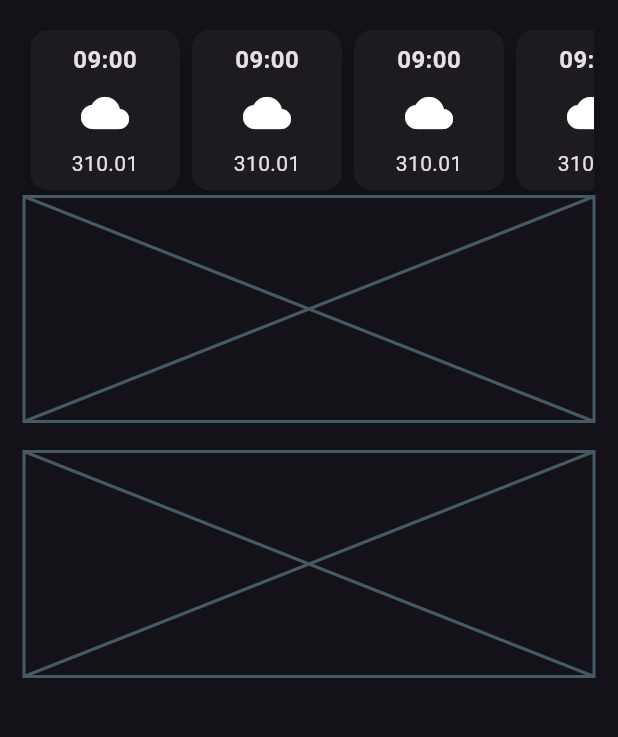
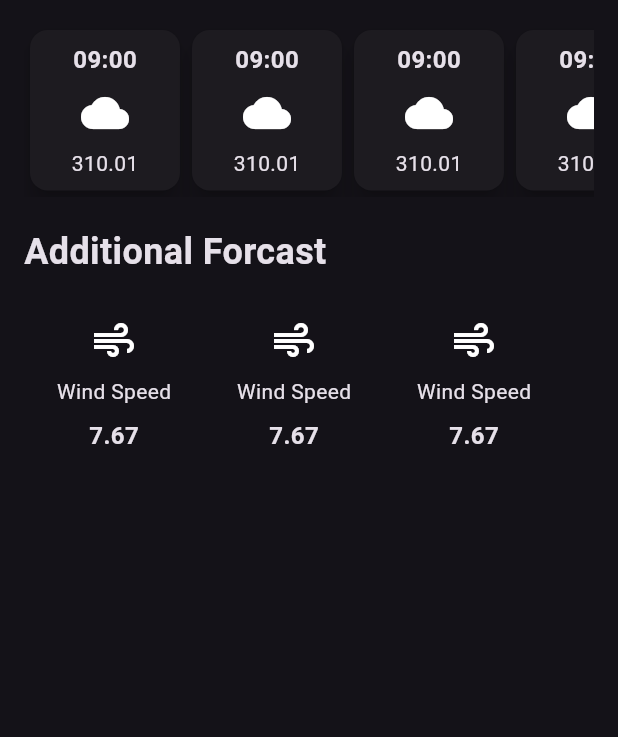
Before and after one commit to Chukwujekwu1/weather_app, a Flutter app: the screen it shows after launch, on a phone screen of 412 x 824 dp, the part 498-1235 px from its top. Run offline on Flutter 3.47's test engine with Material 2 defaults, Android fonts, the phone set to English and light mode, and no system bars.

Commit message:
added the additional forcast card and items and learnt the basics of the order of flutter programming

```diff
--- /dev/null
+++ b/lib/additional_info_item.dart
@@ -0,0 +1,37 @@
+import 'package:flutter/material.dart';
+
+class AdditionalInfoItem extends StatelessWidget {
+  const AdditionalInfoItem({super.key});
+
+  @override
+  Widget build(BuildContext context) {
+    return Container(
+      width: 120,
+      padding: const EdgeInsets.all(10.0),
+      child: const Column(
+        children: [
+          Icon(
+            Icons.air,
+            size: 32,
+          ),
+          SizedBox(
+            height: 8,
+          ),
+          Text(
+            "Wind Speed",
+          ),
+          SizedBox(
+            height: 8,
+          ),
+          Text(
+            "7.67",
+            style: TextStyle(
+              fontSize: 16,
+              fontWeight: FontWeight.bold,
+            ),
+          )
+        ],
+      ),
+    );
+  }
+}
--- /dev/null
+++ b/lib/hourly_forcast_item.dart
@@ -0,0 +1,43 @@
+import 'package:flutter/material.dart';
+
+class HourlyForcastItem extends StatelessWidget {
+  const HourlyForcastItem({super.key});
+
+  @override
+  Widget build(BuildContext context) {
+    return Card(
+      elevation: 6,
+      child: Container(
+        padding: const EdgeInsets.all(8.0),
+        width: 100,
+        decoration: BoxDecoration(
+          borderRadius: BorderRadius.circular(
+            18,
+          ),
+        ),
+        child: const Column(
+          children: [
+            Text(
+              "09:00",
+              style: TextStyle(
+                fontSize: 16,
+                fontWeight: FontWeight.bold,
+              ),
+            ),
+            SizedBox(
+              height: 8,
+            ),
+            Icon(
+              Icons.cloud,
+              size: 32,
+            ),
+            SizedBox(
+              height: 8,
+            ),
+            Text("310.01")
+          ],
+        ),
+      ),
+    );
+  }
+}
--- a/lib/weather_screen.dart
+++ b/lib/weather_screen.dart
@@ -1,6 +1,9 @@
 import 'dart:ui';
 
 import 'package:flutter/material.dart';
+
+import 'additional_info_item.dart';
+import 'hourly_forcast_item.dart';
 
 class WeatherScreen extends StatelessWidget {
   const WeatherScreen({super.key});
@@ -91,7 +94,7 @@ class WeatherScreen extends StatelessWidget {
             ),
             const SizedBox(height: 16),
             //
-          const SingleChildScrollView(
+            const SingleChildScrollView(
               scrollDirection: Axis.horizontal,
               child: Row(
                 children: [
@@ -103,61 +106,28 @@ class WeatherScreen extends StatelessWidget {
                 ],
               ),
             ),
-            const Placeholder(
-              fallbackHeight: 150,
-            ),
             const SizedBox(
               height: 20,
             ),
             // Additional information card
-            const Placeholder(
-              fallbackHeight: 150,
+            const Text(
+              "Additional Forcast",
+              style: TextStyle(
+                fontSize: 24,
+                fontWeight: FontWeight.bold,
+              ),
             ),
+            const SizedBox(height: 16),
+            const Row(
+              children: [
+                AdditionalInfoItem(),
+                AdditionalInfoItem(),
+                AdditionalInfoItem(),
+              ],
+            )
           ],
         ),
       ),
     );
   }
 }
-
-class HourlyForcastItem extends StatelessWidget {
-  const HourlyForcastItem({super.key});
-
-  @override
-  Widget build(BuildContext context) {
-    return Card(
-      elevation: 6,
-      child: Container(
-        padding: const EdgeInsets.all(8.0),
-        width: 100,
-        decoration: BoxDecoration(
-          borderRadius: BorderRadius.circular(
-            18,
-          ),
-        ),
-        child: const Column(
-          children: [
-            Text(
-              "09:00",
-              style: TextStyle(
-                fontSize: 16,
-                fontWeight: FontWeight.bold,
-              ),
-            ),
-            SizedBox(
-              height: 8,
-            ),
-            Icon(
-              Icons.cloud,
-              size: 32,
-            ),
-            SizedBox(
-              height: 8,
-            ),
-            Text("310.01")
-          ],
-        ),
-      ),
-    );
-  }
-}
```
